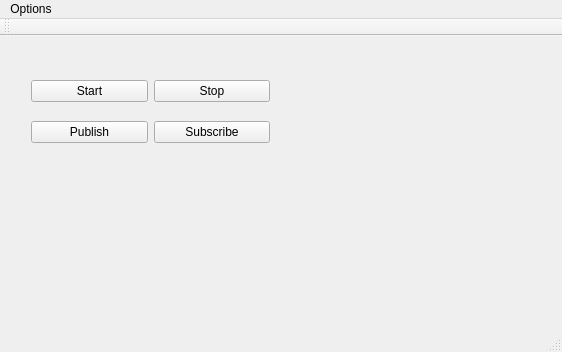
The window that utils/ShapesDemo/forms/mainwindow.ui (eProsima/Fast-DDS) describes before a commit, drawn with Qt 5.
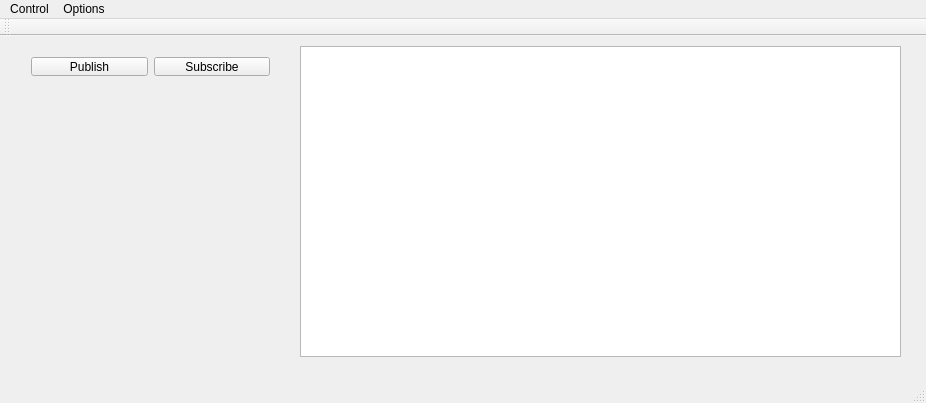
The same window after the commit. Custom widgets are drawn as their Qt base class.

Commit message: Added Pub/Sub Table to interface

Patch:
```diff
--- a/utils/ShapesDemo/forms/mainwindow.ui
+++ b/utils/ShapesDemo/forms/mainwindow.ui
@@ -6,8 +6,8 @@
    <rect>
     <x>0</x>
     <y>0</y>
-    <width>562</width>
-    <height>352</height>
+    <width>926</width>
+    <height>403</height>
    </rect>
   </property>
   <property name="windowTitle">
@@ -17,8 +17,8 @@
    <widget class="DrawArea" name="areaDraw" native="true">
     <property name="geometry">
      <rect>
-      <x>310</x>
-      <y>10</y>
+      <x>30</x>
+      <y>60</y>
       <width>235</width>
       <height>265</height>
      </rect>
@@ -28,34 +28,20 @@
     <property name="geometry">
      <rect>
       <x>20</x>
-      <y>20</y>
+      <y>10</y>
       <width>261</width>
-      <height>111</height>
+      <height>41</height>
      </rect>
     </property>
     <layout class="QGridLayout" name="gridLayout">
      <item row="0" column="0">
-      <widget class="QPushButton" name="push_Start">
-       <property name="text">
-        <string>Start</string>
-       </property>
-      </widget>
-     </item>
-     <item row="0" column="1">
-      <widget class="QPushButton" name="push_Stop">
-       <property name="text">
-        <string>Stop</string>
-       </property>
-      </widget>
-     </item>
-     <item row="1" column="0">
       <widget class="QPushButton" name="bt_publish">
        <property name="text">
         <string>Publish</string>
        </property>
       </widget>
      </item>
-     <item row="1" column="1">
+     <item row="0" column="1">
       <widget class="QPushButton" name="bt_subscribe">
        <property name="text">
         <string>Subscribe</string>
@@ -64,6 +50,22 @@
      </item>
     </layout>
    </widget>
+   <widget class="QTableView" name="tableEndpoint">
+    <property name="geometry">
+     <rect>
+      <x>300</x>
+      <y>10</y>
+      <width>601</width>
+      <height>311</height>
+     </rect>
+    </property>
+    <property name="horizontalScrollBarPolicy">
+     <enum>Qt::ScrollBarAlwaysOff</enum>
+    </property>
+    <property name="sizeAdjustPolicy">
+     <enum>QAbstractScrollArea::AdjustToContents</enum>
+    </property>
+   </widget>
   </widget>
   <widget class="QToolBar" name="mainToolBar">
    <attribute name="toolBarArea">
@@ -79,7 +81,7 @@
     <rect>
      <x>0</x>
      <y>0</y>
-     <width>562</width>
+     <width>926</width>
      <height>25</height>
     </rect>
    </property>
@@ -89,6 +91,15 @@
     </property>
     <addaction name="actionPreferences"/>
    </widget>
+   <widget class="QMenu" name="menuControl">
+    <property name="title">
+     <string>Control</string>
+    </property>
+    <addaction name="actionStart"/>
+    <addaction name="actionStop"/>
+    <addaction name="actionExit"/>
+   </widget>
+   <addaction name="menuControl"/>
    <addaction name="menuOptions"/>
   </widget>
   <action name="actionPreferences">
```
Left out of the diff: 15 changed lines with no effect on the pictures. The commit also changes 5 other files.
